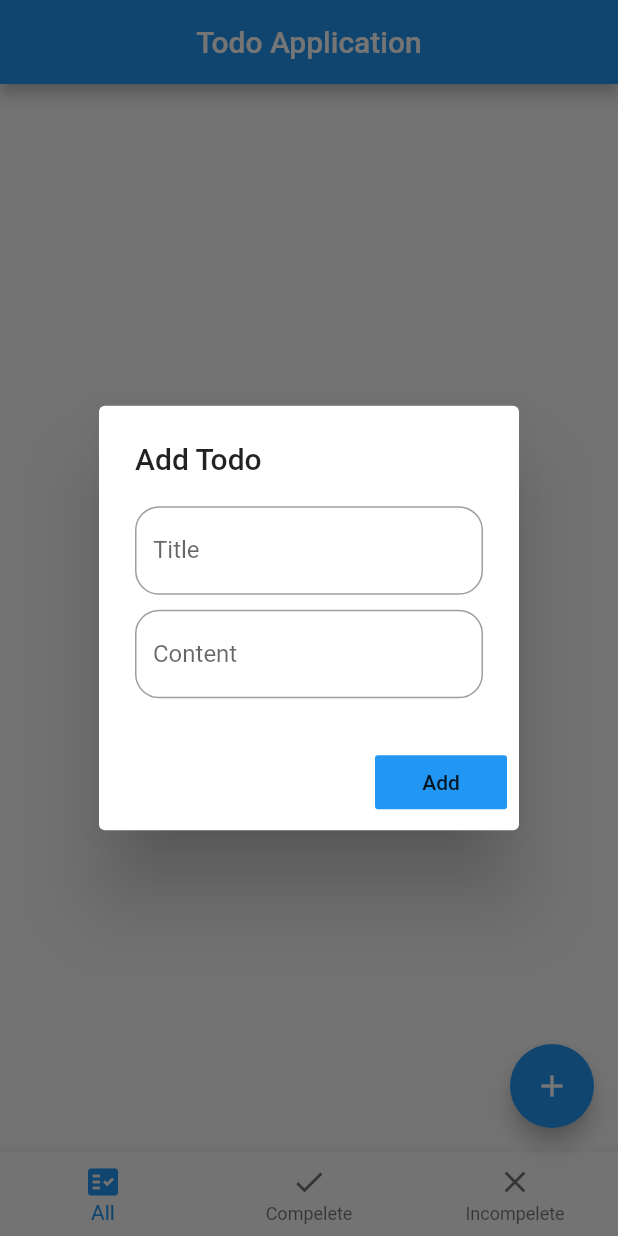
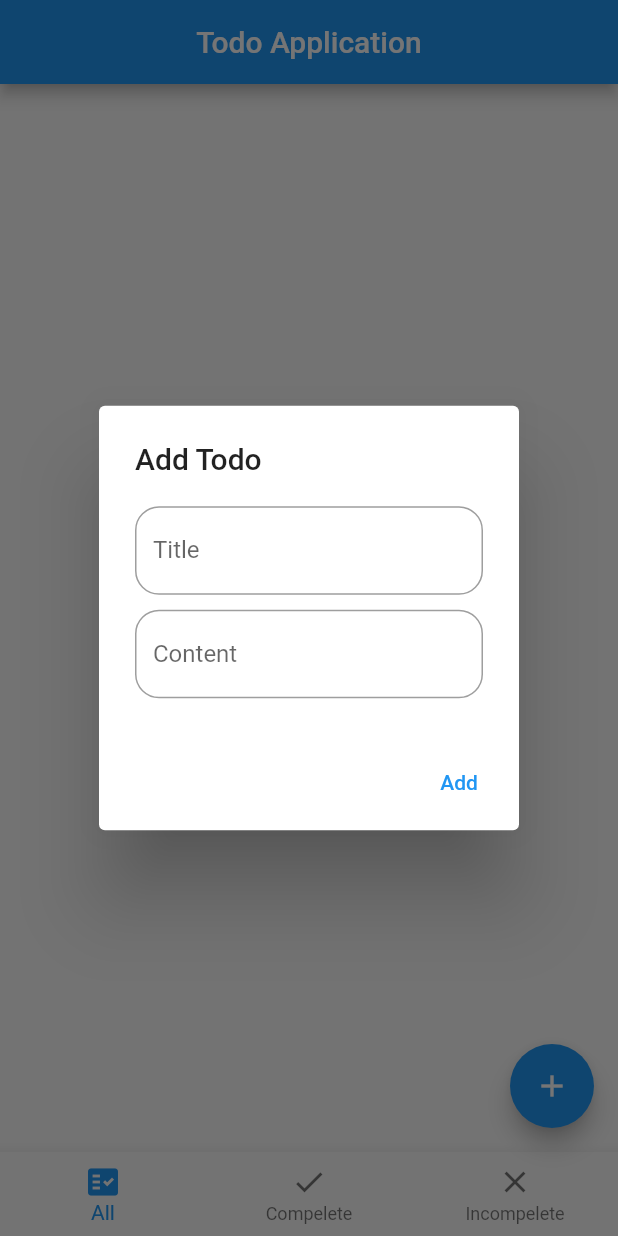
Before and after one commit to SPCable/Todo_application_flutter, a Flutter app: the screen it shows after launch, after a tap on the "add" icon, on a phone screen of 412 x 824 dp. Run offline on Flutter 3.47's test engine with Material 2 defaults, Android fonts, the phone set to English and light mode, and no system bars; our stand-ins replace sqflite; accounts and stored records are empty.

Commit message:
- upgrade todo list

```diff
--- a/lib/main.dart
+++ b/lib/main.dart
@@ -3,10 +3,11 @@ import 'package:flutter/material.dart';
 import 'Screens/todo_all_screen.dart';
 
 void main() {
-  runApp(MyApp());
+  runApp(const MyApp());
 }
 
 class MyApp extends StatelessWidget {
+  const MyApp({super.key});
   // This widget is the root of your application.
   @override
   Widget build(BuildContext context) {
--- a/lib/models/todo.dart
+++ b/lib/models/todo.dart
@@ -1,8 +1,8 @@
 class Todo {
-  int id;
-  String title;
-  String content;
-  bool status;
+  int? id;
+  String? title;
+  String? content;
+  bool? status;
   Todo.withId({this.id, this.title, this.content, this.status});
   Todo({this.title, this.content, this.status});
 
--- a/lib/repositories/repostitory.dart
+++ b/lib/repositories/repostitory.dart
@@ -3,14 +3,14 @@ import 'package:sqflite/sqlite_api.dart';
 import 'package:todo_application/repositories/datebase_connection.dart';
 
 class Repository {
-  DatabaseConnection _databaseConnection;
+  late DatabaseConnection _databaseConnection;
   Repository() {
     _databaseConnection = DatabaseConnection();
   }
 
-  static Database _database;
+  static Database? _database;
 
-  Future<Database> get database async {
+  Future<Database?> get database async {
     if (_database != null) return _database;
     _database = await _databaseConnection.setDatabase();
     return _database;
@@ -18,35 +18,35 @@ class Repository {
 
   //add data
   insertData(table, data) async {
-    var connection = await database;
+    var connection = (await database)!;
     return await connection.insert(table, data);
   }
 
   //read data
 
   readData(table) async {
-    var connection = await database;
+    var connection = (await database)!;
     return await connection.query(table);
   }
 
   deleteData(table) async {
-    var connection = await database;
+    var connection = (await database)!;
     return await connection.delete(table);
   }
 
   deleteOneData(table, itemId) async {
-    var connection = await database;
+    var connection = (await database)!;
     return await connection
         .rawDelete("Delete From $table where id = '$itemId'");
   }
 
   readOneData(table, itemId) async {
-    var connection = await database;
+    var connection = (await database)!;
     return await connection.query(table, where: 'id=?', whereArgs: [itemId]);
   }
 
   updateData(table, id, status) async {
-    var connection = await database;
+    var connection = (await database)!;
     String sql = "UPDATE $table SET status = $status  WHERE id = $id;";
     return await connection.rawUpdate(sql);
   }
--- a/lib/screens/dialog_add_wigdet.dart
+++ b/lib/screens/dialog_add_wigdet.dart
@@ -9,7 +9,7 @@ class DialogAdd extends StatelessWidget {
 
   TextEditingController _titleTextFormField = TextEditingController();
   TextEditingController _contenttextFormField = TextEditingController();
-  DialogAdd({Key key, @required this.callback}) : super(key: key);
+  DialogAdd({Key? key, required this.callback}) : super(key: key);
 
   void addTodo(Todo todo) {
     var todoService = TodoService();
@@ -38,7 +38,7 @@ class DialogAdd extends StatelessWidget {
                         borderRadius: BorderRadius.circular(16))),
                 controller: _titleTextFormField,
                 validator: (input) =>
-                    input.trim().isEmpty ? "Plese enter title" : null,
+                    input!.trim().isEmpty ? "Plese enter title" : null,
               ),
               Padding(padding: EdgeInsets.symmetric(vertical: 5)),
               TextFormField(
@@ -50,16 +50,15 @@ class DialogAdd extends StatelessWidget {
                         borderRadius: BorderRadius.circular(16))),
                 controller: _contenttextFormField,
                 validator: (input) =>
-                    input.trim().isEmpty ? "Plese enter content" : null,
+                    input!.trim().isEmpty ? "Plese enter content" : null,
               ),
             ],
           ),
           actions: [
             // ignore: deprecated_member_use
-            FlatButton(
-                color: Colors.blue,
+            TextButton(
                 onPressed: () {
-                  if (_key.currentState.validate()) {
+                  if (_key.currentState!.validate()) {
                     Todo todo = new Todo(
                         title: _titleTextFormField.text,
                         content: _contenttextFormField.text,
@@ -68,7 +67,6 @@ class DialogAdd extends StatelessWidget {
                     Navigator.pop(context);
                     callback();
                   }
-
                 },
                 child: Text("Add")),
           ],
--- a/lib/screens/todo_all_screen.dart
+++ b/lib/screens/todo_all_screen.dart
@@ -1,12 +1,10 @@
-import 'package:flutter/cupertino.dart';
-import 'package:flutter/foundation.dart';
 import 'package:flutter/material.dart';
 import 'package:todo_application/Screens/dialog_add_wigdet.dart';
 import 'package:todo_application/models/todo.dart';
 import 'package:todo_application/services/todo_service.dart';
 
 class MyHomePage extends StatefulWidget {
-  MyHomePage({Key key, this.title}) : super(key: key);
+  MyHomePage({Key? key, required this.title});
   final String title;
 
   @override
@@ -15,7 +13,7 @@ class MyHomePage extends StatefulWidget {
 
 class _MyHomePageState extends State<MyHomePage> {
   int _currentIndex = 0;
-  List<Todo> todos = <Todo>[];
+  late List<Todo> todos = <Todo>[];
   List<Todo> updateTodos = <Todo>[];
   List<Todo> listTodos = <Todo>[];
   bool value = false;
@@ -28,7 +26,7 @@ class _MyHomePageState extends State<MyHomePage> {
   }
 
   void getData() async {
-    final list = await todoService.readList();
+    listTodos = await todoService.getTodoList();
     showAll();
   }
 
@@ -51,8 +49,7 @@ class _MyHomePageState extends State<MyHomePage> {
   }
 
   @override
-  void initState() async {
-    listTodos = await todoService.getTodoList();
+  void initState() {
     super.initState();
   }
 
@@ -63,7 +60,11 @@ class _MyHomePageState extends State<MyHomePage> {
         centerTitle: true,
         title: Text(widget.title),
       ),
-      body: Container(
+      body: FutureBuilder(
+          future: todoService.getTodoList(),
+          builder: (context, snapshot) {
+            todos = snapshot.data ?? [];
+            return Container(
               padding: EdgeInsets.all(8),
               child: Center(
                 child: ListView.builder(
@@ -72,10 +73,10 @@ class _MyHomePageState extends State<MyHomePage> {
                     final todo = todos[index];
 
                     return ListTile(
-                subtitle: Text(todo.content),
+                      subtitle: Text(todo.content!),
                       onTap: () {
                         setState(() {
-                    todo.status = !todo.status;
+                          todo.status = !todo.status!;
                           if (todo.status == false) {
                             todoService.updateList(todo.id, 0);
                           } else {
@@ -86,7 +87,7 @@ class _MyHomePageState extends State<MyHomePage> {
                           print(e);
                         }
                       },
-                title: Text(todo.title),
+                      title: Text(todo.title!),
                       trailing: Checkbox(
                         value: todo.status,
                         onChanged: (value) {},
@@ -95,7 +96,8 @@ class _MyHomePageState extends State<MyHomePage> {
                   },
                 ),
               ),
-      ),
+            );
+          }),
       floatingActionButton: FloatingActionButton(
         focusColor: Colors.amber,
         child: Icon(Icons.add),
--- a/lib/services/todo_service.dart
+++ b/lib/services/todo_service.dart
@@ -3,7 +3,7 @@ import 'package:todo_application/models/todo.dart';
 import 'package:todo_application/repositories/repostitory.dart';
 
 class TodoService {
-  Repository _repository;
+  late Repository _repository;
   List<Todo> todos = [];
   TodoService() {
     _repository = Repository();
@@ -36,7 +36,7 @@ class TodoService {
     return await _repository.deleteData('TodoList');
   }
 
-  Future<void> updateList(int id, int status) async {
+  Future<void> updateList(int? id, int status) async {
     return await _repository.updateData('TodoList', id, status);
   }
 }
```
Also changed, not shown: pubspec.yaml (+8 -8 lines), pubspec.lock, 3 other files. Lines whose indentation alone changed are shown as unchanged.
